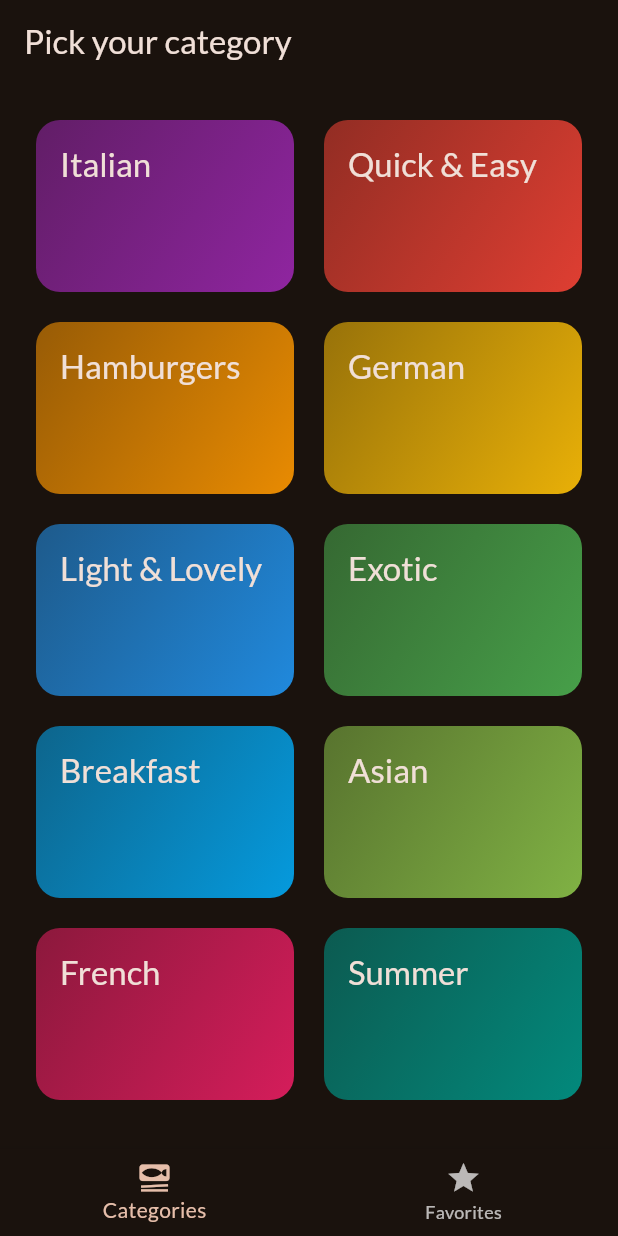
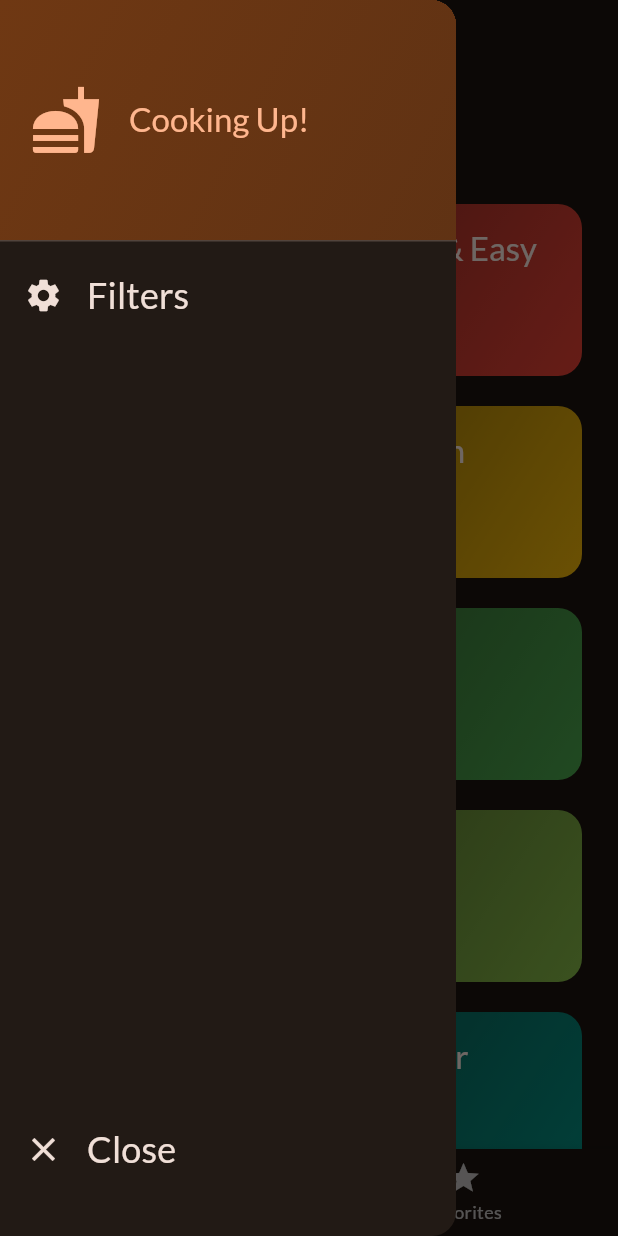
Before and after one commit to GuiReichert/Flutter_Meals_App, a Flutter app: the screen it shows after launch, with the side drawer open (before the commit the screen has no drawer), on a phone screen of 412 x 824 dp. Run offline on Flutter 3.47's test engine with Material 3 defaults, Android fonts, the phone set to English and light mode, and no system bars; our stand-ins replace google_fonts, transparent_image.

```diff
--- /dev/null
+++ b/meals_app/lib/CustomWidgets/main_drawer.dart
@@ -0,0 +1,86 @@
+import 'package:flutter/material.dart';
+
+class MainDrawer extends StatelessWidget {
+  const MainDrawer({super.key, required this.onSelectScreen});
+
+  final void Function(String identifier) onSelectScreen;
+
+  @override
+  Widget build(BuildContext context) {
+    return Drawer(
+      child: Column(
+        children: [
+          DrawerHeader(
+            padding: EdgeInsetsGeometry.all(20),
+            decoration: BoxDecoration(
+              gradient: LinearGradient(
+                colors: [
+                  Theme.of(context).colorScheme.primaryContainer,
+                  Theme.of(
+                    context,
+                  ).colorScheme.primaryContainer.withValues(alpha: 0.8),
+                ],
+                begin: AlignmentGeometry.topLeft,
+                end: AlignmentGeometry.bottomRight,
+              ),
+            ),
+            child: Row(
+              children: [
+                Icon(
+                  Icons.fastfood,
+                  size: 48,
+                  color: Theme.of(context).colorScheme.primary,
+                ),
+                SizedBox(width: 18),
+                Text(
+                  'Cooking Up!',
+                  style: Theme.of(context).textTheme.titleLarge!.copyWith(
+                    color: Theme.of(context).colorScheme.primary,
+                  ),
+                ),
+              ],
+            ),
+          ),
+          ListTile(
+            leading: Icon(
+              Icons.settings,
+              size: 26,
+              color: Theme.of(context).colorScheme.onSurface,
+            ),
+            title: Text(
+              'Filters',
+              style: Theme.of(context).textTheme.titleSmall!.copyWith(
+                color: Theme.of(context).colorScheme.onSurface,
+                fontSize: 24,
+              ),
+            ),
+            onTap: () {
+              onSelectScreen('Filters');
+            },
+          ),
+          Spacer(),
+          Padding(
+            padding: const EdgeInsets.only(bottom: 30),
+            child: ListTile(
+              leading: Icon(
+                Icons.close,
+                size: 26,
+                color: Theme.of(context).colorScheme.onSurface,
+              ),
+              title: Text(
+                'Close',
+                style: Theme.of(context).textTheme.titleSmall!.copyWith(
+                  color: Theme.of(context).colorScheme.onSurface,
+                  fontSize: 24,
+                ),
+              ),
+              onTap: () {
+                onSelectScreen('Close');
+              },
+            ),
+          ),
+        ],
+      ),
+    );
+  }
+}
--- a/meals_app/lib/views/categories_screen.dart
+++ b/meals_app/lib/views/categories_screen.dart
@@ -6,9 +6,14 @@ import 'package:meals_app/models/meal_model.dart';
 import 'package:meals_app/views/meals_screen.dart';
 
 class CategoriesScreen extends StatelessWidget {
-  const CategoriesScreen({super.key, required this.onToggleFavorite});
+  const CategoriesScreen({
+    super.key,
+    required this.onToggleFavorite,
+    required this.filteredMeals,
+  });
 
   final void Function(MealModel meal) onToggleFavorite;
+  final List<MealModel> filteredMeals;
 
   @override
   Widget build(BuildContext context) {
@@ -38,7 +43,7 @@ class CategoriesScreen extends StatelessWidget {
   }
 
   void _selectCategory(context, CategoryModel category) {
-    final filteredMeals = availableMeals.where(
+    final finalMeals = filteredMeals.where(
       (meal) => meal.categories.contains(category.id),
     );
 
@@ -47,7 +52,7 @@ class CategoriesScreen extends StatelessWidget {
       MaterialPageRoute(
         builder: (ctx) => MealsScreen(
           title: category.name,
-          meals: filteredMeals.toList(),
+          meals: finalMeals.toList(),
           onToggleFavorite: onToggleFavorite,
         ),
       ),
--- a/meals_app/lib/views/tabs.dart
+++ b/meals_app/lib/views/tabs.dart
@@ -1,7 +1,17 @@
 import 'package:flutter/material.dart';
+import 'package:meals_app/CustomWidgets/main_drawer.dart';
+import 'package:meals_app/DummyData/dummy_data.dart';
 import 'package:meals_app/models/meal_model.dart';
 import 'package:meals_app/views/categories_screen.dart';
+import 'package:meals_app/views/filters_screen.dart';
 import 'package:meals_app/views/meals_screen.dart';
+
+const Map<FiltersEnum, bool> kInitialFilters = {
+  FiltersEnum.glutenFree: false,
+  FiltersEnum.lactoseFree: false,
+  FiltersEnum.vegetarian: false,
+  FiltersEnum.vegan: false,
+};
 
 enum TabScreens { categories, favorites }
 
@@ -15,11 +25,16 @@ class Tabs extends StatefulWidget {
 class _TabsState extends State<Tabs> {
   TabScreens _selectedPage = TabScreens.categories;
   final List<MealModel> _favoriteMeals = [];
+  Map<FiltersEnum, bool> _selectedfilters = kInitialFilters;
+  List<MealModel> _filteredMeals = availableMeals;
 
   Widget get _activePage {
     switch (_selectedPage) {
       case TabScreens.categories:
-        return CategoriesScreen(onToggleFavorite: _addDeleteFavoriteMeal);
+        return CategoriesScreen(
+          onToggleFavorite: _addDeleteFavoriteMeal,
+          filteredMeals: _filteredMeals,
+        );
       case TabScreens.favorites:
         return MealsScreen(
           title: 'Your Favorites',
@@ -28,7 +43,10 @@ class _TabsState extends State<Tabs> {
         );
       // ignore: unreachable_switch_default
       default:
-        return CategoriesScreen(onToggleFavorite: _addDeleteFavoriteMeal);
+        return CategoriesScreen(
+          onToggleFavorite: _addDeleteFavoriteMeal,
+          filteredMeals: _filteredMeals,
+        );
     }
   }
 
@@ -48,9 +66,48 @@ class _TabsState extends State<Tabs> {
     });
   }
 
+  void _setDrawerScreen(String identifier) async {
+    Navigator.pop(context); // Dá pop no drawer
+    if (identifier == 'Filters') {
+      final filters = await Navigator.push<Map<FiltersEnum, bool>>(
+        context,
+        MaterialPageRoute(
+          builder: (ctx) => FiltersScreen(
+            currentFilters: _selectedfilters,
+          ),
+        ),
+
+        // Navigator.pushReplacement() substitui a tela. Isso faz com que, quando o usuário clique no 'Back' button, o aplicativo feche
+      );
+
+      setState(() {
+        _selectedfilters = filters ?? kInitialFilters;
+      });
+    }
+  }
+
   @override
   Widget build(BuildContext context) {
+    _filteredMeals = availableMeals.where((x) {
+      if (_selectedfilters[FiltersEnum.glutenFree]! && !x.isGlutenFree) {
+        return false;
+      }
+      if (_selectedfilters[FiltersEnum.lactoseFree]! && !x.isLactoseFree) {
+        return false;
+      }
+      if (_selectedfilters[FiltersEnum.vegetarian]! && !x.isVegetarian) {
+        return false;
+      }
+      if (_selectedfilters[FiltersEnum.vegan]! && !x.isVegan) {
+        return false;
+      }
+
+      return true;
+    }).toList();
+
     return Scaffold(
+      appBar: AppBar(),
+      drawer: MainDrawer(onSelectScreen: _setDrawerScreen),
       body: _activePage,
       bottomNavigationBar: BottomNavigationBar(
         currentIndex: _selectedPage.index,
```
Also changed, not shown: meals_app/lib/views/filters_screen.dart (added, +141 -0 lines).
